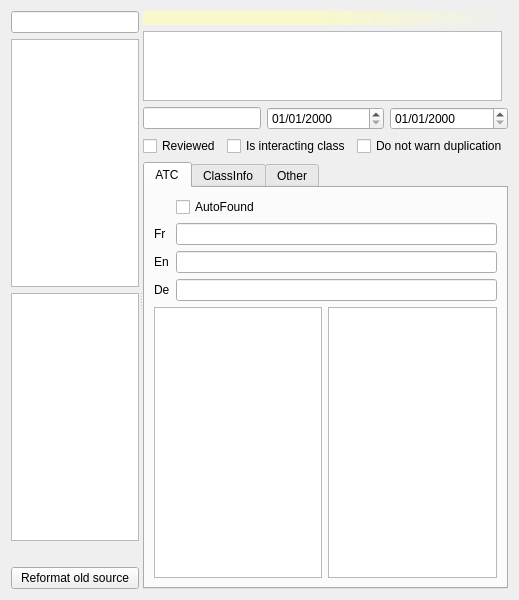
This is freeddimanager/plugins/ddiplugin/interactors/interactoreditorwidget.ui in FreeHealth/freehealth as Qt 5 draws it before an edit. The edited form follows.
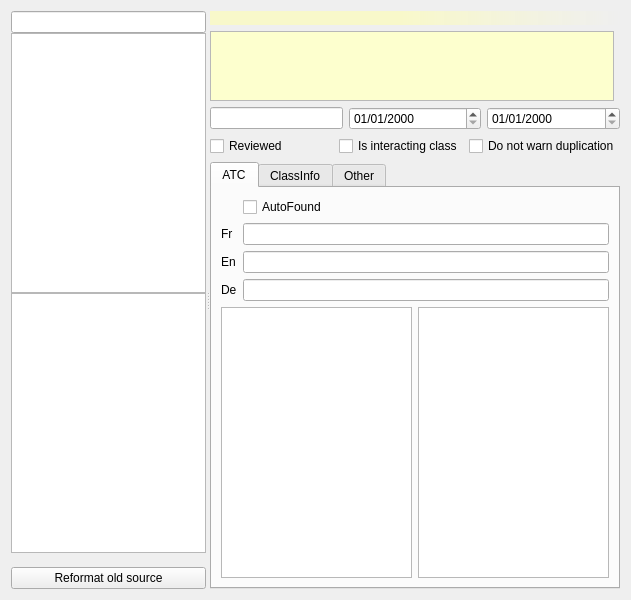
This is the edited form. Custom widgets are drawn as their Qt base class.

The edit to the form file:
```diff
--- a/freeddimanager/plugins/ddiplugin/interactors/interactoreditorwidget.ui
+++ b/freeddimanager/plugins/ddiplugin/interactors/interactoreditorwidget.ui
@@ -6,7 +6,7 @@
    <rect>
     <x>0</x>
     <y>0</y>
-    <width>519</width>
+    <width>631</width>
     <height>600</height>
    </rect>
   </property>
@@ -14,13 +14,16 @@
    <string>Form</string>
   </property>
   <layout class="QGridLayout" name="gridLayout_2">
-   <item row="0" column="0">
+   <item row="1" column="0">
     <widget class="Utils::MiniSplitter" name="splitter">
      <property name="orientation">
       <enum>Qt::Horizontal</enum>
      </property>
      <widget class="QWidget" name="layoutWidget">
       <layout class="QVBoxLayout" name="treeLayout">
+       <property name="spacing">
+        <number>0</number>
+       </property>
        <item>
         <widget class="Utils::QButtonLineEdit" name="searchLine"/>
        </item>
@@ -48,9 +51,9 @@
      </widget>
      <widget class="QWidget" name="widgetContainer" native="true">
       <layout class="QGridLayout" name="gridLayout_3">
-       <item row="0" column="0" colspan="2">
-        <layout class="QHBoxLayout" name="toolbarLayout"/>
-       </item>
+       <property name="margin">
+        <number>0</number>
+       </property>
        <item row="1" column="0" colspan="2">
         <widget class="QLabel" name="interactorLabel">
          <property name="font">
@@ -273,6 +276,43 @@
        </item>
        <item row="2" column="0">
         <widget class="QTextBrowser" name="messages">
+         <property name="palette">
+          <palette>
+           <active>
+            <colorrole role="Base">
+             <brush brushstyle="SolidPattern">
+              <color alpha="255">
+               <red>253</red>
+               <green>255</green>
+               <blue>206</blue>
+              </color>
+             </brush>
+            </colorrole>
+           </active>
+           <inactive>
+            <colorrole role="Base">
+             <brush brushstyle="SolidPattern">
+              <color alpha="255">
+               <red>253</red>
+               <green>255</green>
+               <blue>206</blue>
+              </color>
+             </brush>
+            </colorrole>
+           </inactive>
+           <disabled>
+            <colorrole role="Base">
+             <brush brushstyle="SolidPattern">
+              <color alpha="255">
+               <red>212</red>
+               <green>208</green>
+               <blue>200</blue>
+              </color>
+             </brush>
+            </colorrole>
+           </disabled>
+          </palette>
+         </property>
          <property name="html">
           <string notr="true">&lt;!DOCTYPE HTML PUBLIC &quot;-//W3C//DTD HTML 4.0//EN&quot; &quot;http://www.w3.org/TR/REC-html40/strict.dtd&quot;&gt;
 &lt;html&gt;&lt;head&gt;&lt;meta name=&quot;qrichtext&quot; content=&quot;1&quot; /&gt;&lt;style type=&quot;text/css&quot;&gt;
```
Left out of the diff: 3 changed lines with no effect on the pictures.
